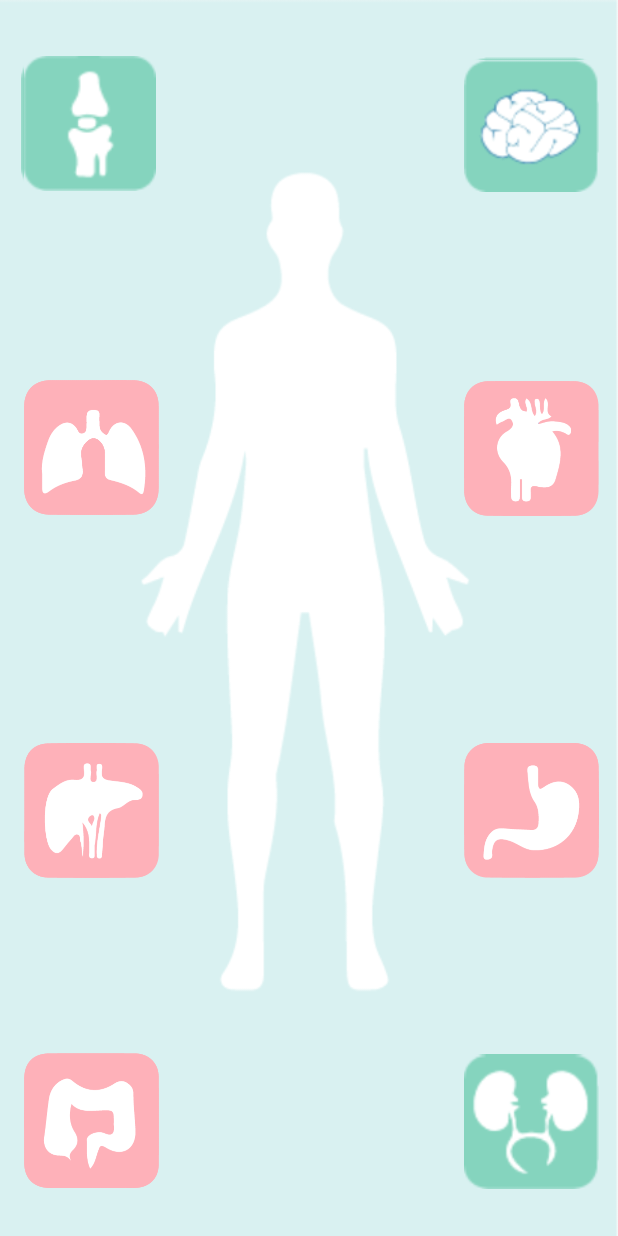
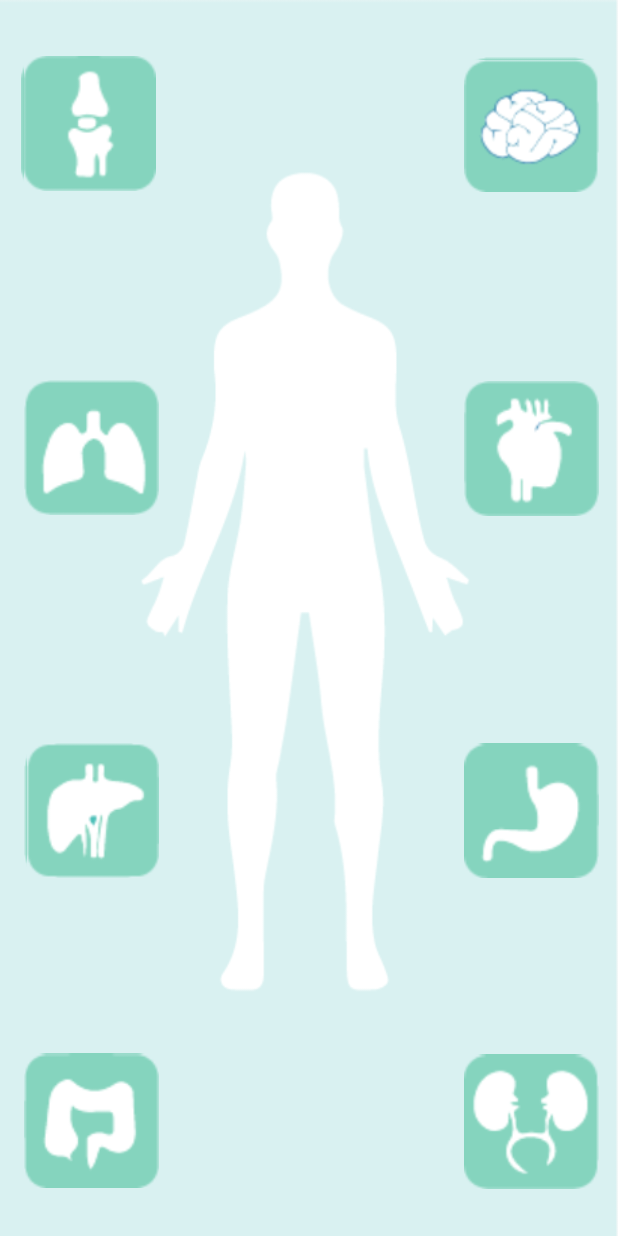
Before and after one commit to sunghyuk-seo/Todak, an Android app: the self_diagnosis screen opened directly, with no data from a screen before it, on a phone screen of 412 x 824 dp. Run offline under Robolectric (Android 15) with nearby library versions, the phone set to English and light mode, and no system bars.

Commit message:
자가진단 사진업데이트

```diff
--- a/app/src/main/res/layout/activity_self_diagnosis.xml
+++ b/app/src/main/res/layout/activity_self_diagnosis.xml
@@ -4,7 +4,7 @@
     xmlns:tools="http://schemas.android.com/tools"
     android:layout_width="match_parent"
     android:layout_height="match_parent"
-    android:background="@drawable/background-16"
+    android:background="@drawable/background"
     tools:context=".self_diagnosis">
 
     <ImageView
@@ -57,7 +57,7 @@
         android:layout_height="90dp"
         android:adjustViewBounds="true"
         android:background="@drawable/heart"
-        android:scaleType="centerInside"
+        android:scaleType="fitEnd"
         android:src="@drawable/heart"
         app:layout_constraintBottom_toBottomOf="parent"
         app:layout_constraintEnd_toEndOf="parent"
@@ -89,7 +89,7 @@
         android:layout_height="90dp"
         android:adjustViewBounds="true"
         android:background="@drawable/large_intestine"
-        android:scaleType="centerInside"
+        android:scaleType="fitEnd"
         android:src="@drawable/large_intestine"
         app:layout_constraintBottom_toBottomOf="parent"
         app:layout_constraintEnd_toEndOf="parent"
@@ -105,7 +105,7 @@
         android:layout_height="90dp"
         android:adjustViewBounds="true"
         android:background="@drawable/liver"
-        android:scaleType="centerInside"
+        android:scaleType="fitEnd"
         android:src="@drawable/liver"
         app:layout_constraintBottom_toBottomOf="parent"
         app:layout_constraintEnd_toEndOf="parent"
@@ -121,7 +121,7 @@
         android:layout_height="90dp"
         android:adjustViewBounds="true"
         android:background="@drawable/lung"
-        android:scaleType="centerInside"
+        android:scaleType="fitEnd"
         android:src="@drawable/lung"
         app:layout_constraintBottom_toBottomOf="parent"
         app:layout_constraintEnd_toEndOf="parent"
@@ -137,7 +137,7 @@
         android:layout_height="90dp"
         android:adjustViewBounds="true"
         android:background="@drawable/stomach"
-        android:scaleType="centerInside"
+        android:scaleType="fitEnd"
 
         android:src="@drawable/stomach"
         app:layout_constraintBottom_toBottomOf="parent"
```
Also changed, not shown: app/src/main/res/drawable/background.png (renamed from app/src/main/res/drawable/background-16.png), app/src/main/res/drawable/heart.png, app/src/main/res/drawable/large_intestine.png, app/src/main/res/drawable/liver.png, app/src/main/res/drawable/lung.png, app/src/main/res/drawable/stomach.png.
